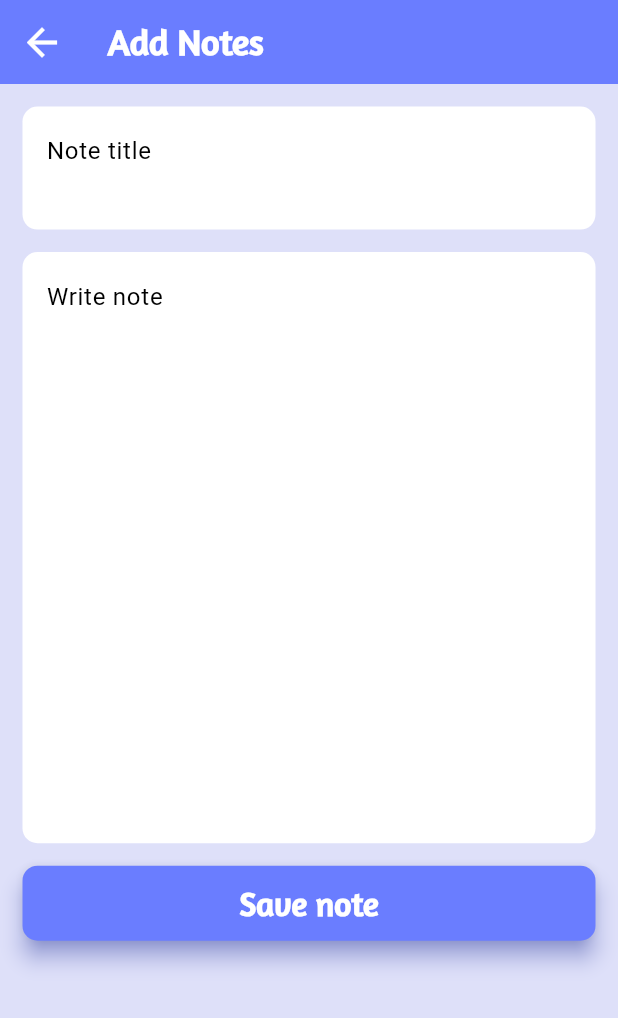
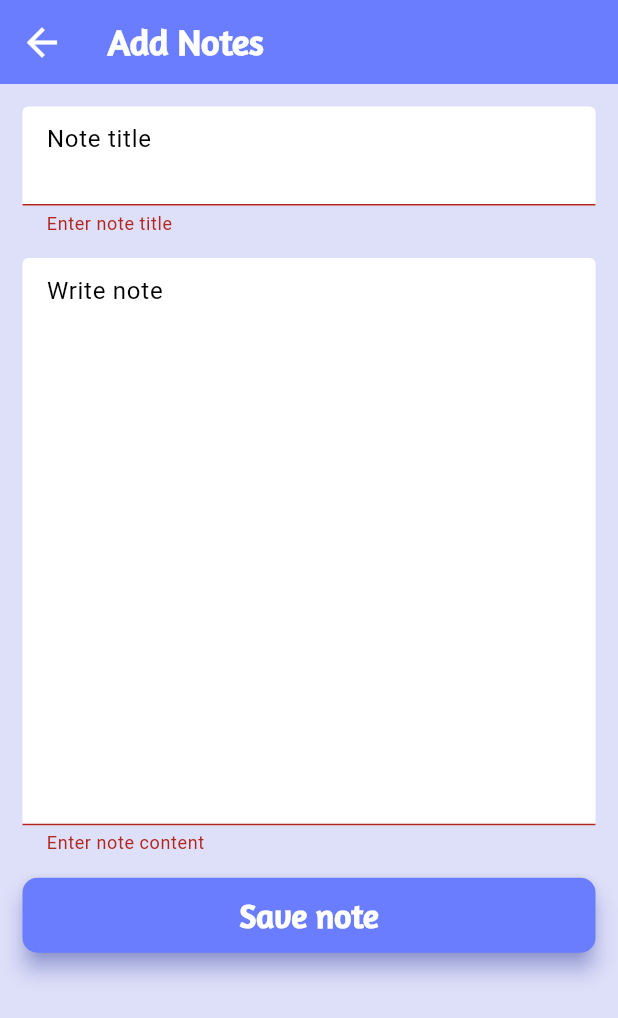
Before and after one commit to alhasann351/noteapp_firebase, a Flutter app: the AddNotesScreen screen opened by its route, after a tap on "Save note", on a phone screen of 412 x 824 dp. Shown: the top 1018 px of the screen. Run offline on Flutter 3.47's test engine with Material 3 defaults, Android fonts, the phone set to English and light mode, and no system bars; our stand-ins replace cloud_firestore, firebase_auth, firebase_core, firebase_storage, fluttertoast, get and 5 more; accounts and stored records are empty.

Commit message:
note-add-firebase

```diff
--- a/lib/view/add_notes_screen.dart
+++ b/lib/view/add_notes_screen.dart
@@ -1,5 +1,8 @@
 import 'package:flutter/material.dart';
+import 'package:get/get.dart';
+import 'package:noteapp_firebase/resources/components/loading_animation_submit.dart';
 import 'package:noteapp_firebase/resources/components/rounded_button.dart';
+import 'package:noteapp_firebase/view_models/controller/add_note_controller.dart';
 import '../resources/assets/image_icon_assets.dart';
 import '../resources/colors/app-colors.dart';
 import '../resources/fonts/app_font_style.dart';
@@ -14,6 +17,7 @@ class AddNotesScreen extends StatefulWidget {
 
 class _AddNotesScreenState extends State<AddNotesScreen> {
   final _formKey = GlobalKey<FormState>();
+  final AddNoteController addNoteController = Get.put(AddNoteController());
 
   @override
   Widget build(BuildContext context) {
@@ -47,7 +51,7 @@ class _AddNotesScreenState extends State<AddNotesScreen> {
                     cursorColor: AppColors.blackColor,
                     style: const TextStyle(color: AppColors.blackColor),
                     keyboardType: TextInputType.text,
-                    //controller: loginController.emailController.value,
+                    controller: addNoteController.noteTitleController.value,
                     decoration: InputDecoration(
                       suffix: const Text('Note title'),
                       suffixStyle: const TextStyle(
@@ -87,7 +91,7 @@ class _AddNotesScreenState extends State<AddNotesScreen> {
                     cursorColor: AppColors.blackColor,
                     style: const TextStyle(color: AppColors.blackColor),
                     keyboardType: TextInputType.text,
-                    //controller: loginController.passwordController.value,
+                    controller: addNoteController.noteContentController.value,
                     decoration: InputDecoration(
                       suffix: const Text('Write note'),
                       suffixStyle: const TextStyle(
@@ -126,7 +130,7 @@ class _AddNotesScreenState extends State<AddNotesScreen> {
             ),
             SizedBox(
               height: 50,
-              child: RoundedButton(
+              child: Obx(() => addNoteController.loadingAnimation.value ? LoadingAnimationSubmit() : RoundedButton(
                 title: AppStrings.noteSave,
                 backgroundColor: AppColors.buttonColor,
                 textStyle: const TextStyle(
@@ -136,8 +140,11 @@ class _AddNotesScreenState extends State<AddNotesScreen> {
                   color: AppColors.whiteColor,
                 ),
                 onTap: () {
+                  if(_formKey.currentState!.validate()){
+                    addNoteController.saveNote();
+                  }
                 },
-              ),
+              ),),
             ),
           ],
         ),
--- /dev/null
+++ b/lib/view_models/controller/add_note_controller.dart
@@ -0,0 +1,31 @@
+import 'package:cloud_firestore/cloud_firestore.dart';
+import 'package:firebase_auth/firebase_auth.dart';
+import 'package:flutter/cupertino.dart';
+import 'package:get/get.dart';
+import 'package:noteapp_firebase/utils/app_util.dart';
+
+class AddNoteController extends GetxController{
+  final _firestore = FirebaseFirestore.instance.collection('users').doc(FirebaseAuth.instance.currentUser!.uid);
+  final noteTitleController = TextEditingController().obs;
+  final noteContentController = TextEditingController().obs;
+  RxBool loadingAnimation = false.obs;
+
+  void saveNote(){
+    loadingAnimation.value = true;
+
+    String _id = DateTime.now().millisecondsSinceEpoch.toString();
+
+    _firestore.collection('notes').add({
+      'id': _id,
+      'note-title': noteTitleController.value.text.toString(),
+      'note-content': noteContentController.value.text.toString(),
+    }).then((value){
+      loadingAnimation.value = false;
+      AppUtil().showToastMessage('Save successfully');
+    }).onError((error, stackTrace){
+      loadingAnimation.value = false;
+      AppUtil().showToastMessage('Not save');
+    });
+
+  }
+}
--- a/lib/view_models/controller/signup_controller.dart
+++ b/lib/view_models/controller/signup_controller.dart
@@ -32,8 +32,8 @@ class SignupController extends GetxController {
       email: emailController.value.text.toString(),
       password: passwordController.value.text.toString(),
     ).then((value){
-      String _id = DateTime.now().millisecondsSinceEpoch.toString();
-      _fireStore.doc(_id).set({
+      //String _id = DateTime.now().millisecondsSinceEpoch.toString();
+      _fireStore.doc(FirebaseAuth.instance.currentUser!.uid).set({
         'name' : nameController.value.text.toString(),
         'email' : emailController.value.text.toString(),
         'password' : passwordController.value.text.toString(),
```
